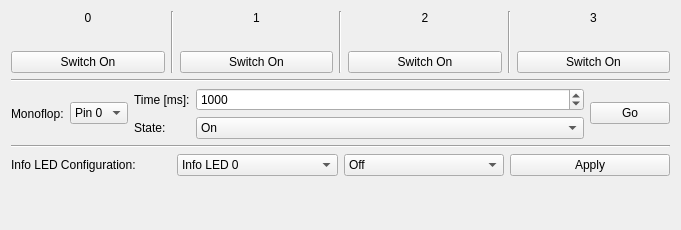
Tinkerforge/brickv, file src/brickv/plugin_system/plugins/industrial_quad_relay_v2/ui/industrial_quad_relay_v2.ui: the form before one commit.
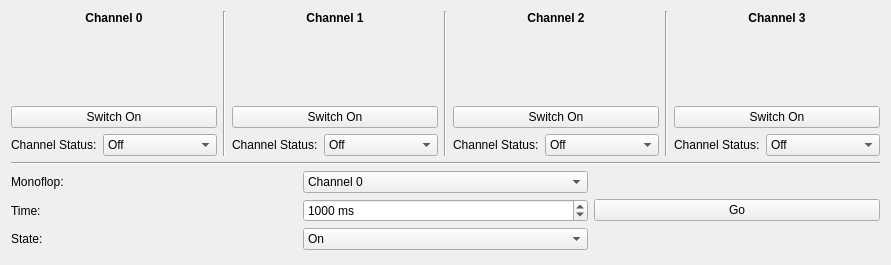
The form after the commit.

Commit message: industrial-quad-relay-v2: Fix channel status LED config UI

What changed in the file:
```diff
--- a/src/brickv/plugin_system/plugins/industrial_quad_relay_v2/ui/industrial_quad_relay_v2.ui
+++ b/src/brickv/plugin_system/plugins/industrial_quad_relay_v2/ui/industrial_quad_relay_v2.ui
@@ -6,8 +6,8 @@
    <rect>
     <x>0</x>
     <y>0</y>
-    <width>681</width>
-    <height>230</height>
+    <width>870</width>
+    <height>265</height>
    </rect>
   </property>
   <property name="windowTitle">
@@ -15,151 +15,369 @@
   </property>
   <layout class="QVBoxLayout" name="verticalLayout">
    <item>
-    <layout class="QHBoxLayout" name="horizontalLayout_4">
-     <item>
-      <layout class="QVBoxLayout" name="verticalLayout_13">
+    <layout class="QGridLayout" name="gridLayout_6">
+     <item row="2" column="0" colspan="2">
+      <widget class="QLabel" name="b0_icon">
+       <property name="text">
+        <string/>
+       </property>
+      </widget>
+     </item>
+     <item row="5" column="9">
+      <widget class="QLabel" name="label_4">
+       <property name="sizePolicy">
+        <sizepolicy hsizetype="Expanding" vsizetype="Preferred">
+         <horstretch>0</horstretch>
+         <verstretch>0</verstretch>
+        </sizepolicy>
+       </property>
+       <property name="text">
+        <string>Channel Status:</string>
+       </property>
+      </widget>
+     </item>
+     <item row="5" column="7">
+      <widget class="QComboBox" name="cbox_cs2_cfg">
+       <property name="sizePolicy">
+        <sizepolicy hsizetype="Expanding" vsizetype="Fixed">
+         <horstretch>0</horstretch>
+         <verstretch>0</verstretch>
+        </sizepolicy>
+       </property>
        <item>
-        <widget class="QLabel" name="b0_label">
-         <property name="text">
-          <string>0</string>
-         </property>
-         <property name="alignment">
-          <set>Qt::AlignCenter</set>
-         </property>
-        </widget>
+        <property name="text">
+         <string>Off</string>
+        </property>
        </item>
        <item>
-        <widget class="QLabel" name="b0_icon">
-         <property name="text">
-          <string/>
-         </property>
-         <property name="alignment">
-          <set>Qt::AlignCenter</set>
-         </property>
-        </widget>
+        <property name="text">
+         <string>On</string>
+        </property>
        </item>
        <item>
-        <widget class="QPushButton" name="b0">
-         <property name="text">
-          <string>Switch On</string>
-         </property>
-        </widget>
+        <property name="text">
+         <string>Heartbeat</string>
+        </property>
        </item>
-      </layout>
+       <item>
+        <property name="text">
+         <string>Channel Status</string>
+        </property>
+       </item>
+      </widget>
      </item>
-     <item>
-      <widget class="Line" name="line0a">
+     <item row="0" column="2" rowspan="6">
+      <widget class="Line" name="line_2">
        <property name="orientation">
         <enum>Qt::Vertical</enum>
        </property>
       </widget>
      </item>
-     <item>
-      <layout class="QVBoxLayout" name="verticalLayout_10">
+     <item row="0" column="0" colspan="2">
+      <widget class="QLabel" name="b0_label">
+       <property name="sizePolicy">
+        <sizepolicy hsizetype="Expanding" vsizetype="Preferred">
+         <horstretch>0</horstretch>
+         <verstretch>0</verstretch>
+        </sizepolicy>
+       </property>
+       <property name="text">
+        <string>&lt;html&gt;&lt;head/&gt;&lt;body&gt;&lt;p&gt;&lt;span style=&quot; font-weight:600;&quot;&gt;Channel 0&lt;/span&gt;&lt;/p&gt;&lt;/body&gt;&lt;/html&gt;</string>
+       </property>
+       <property name="alignment">
+        <set>Qt::AlignCenter</set>
+       </property>
+      </widget>
+     </item>
+     <item row="2" column="3" colspan="2">
+      <widget class="QLabel" name="b1_icon">
+       <property name="text">
+        <string/>
+       </property>
+      </widget>
+     </item>
+     <item row="4" column="9" colspan="2">
+      <widget class="QPushButton" name="b3">
+       <property name="sizePolicy">
+        <sizepolicy hsizetype="Expanding" vsizetype="Fixed">
+         <horstretch>0</horstretch>
+         <verstretch>0</verstretch>
+        </sizepolicy>
+       </property>
+       <property name="text">
+        <string>Switch On</string>
+       </property>
+      </widget>
+     </item>
+     <item row="4" column="0" colspan="2">
+      <widget class="QPushButton" name="b0">
+       <property name="sizePolicy">
+        <sizepolicy hsizetype="Expanding" vsizetype="Fixed">
+         <horstretch>0</horstretch>
+         <verstretch>0</verstretch>
+        </sizepolicy>
+       </property>
+       <property name="text">
+        <string>Switch On</string>
+       </property>
+      </widget>
+     </item>
+     <item row="4" column="3" colspan="2">
+      <widget class="QPushButton" name="b1">
+       <property name="sizePolicy">
+        <sizepolicy hsizetype="Expanding" vsizetype="Fixed">
+         <horstretch>0</horstretch>
+         <verstretch>0</verstretch>
+        </sizepolicy>
+       </property>
+       <property name="text">
+        <string>Switch On</string>
+       </property>
+      </widget>
+     </item>
+     <item row="5" column="4">
+      <widget class="QComboBox" name="cbox_cs1_cfg">
+       <property name="sizePolicy">
+        <sizepolicy hsizetype="Expanding" vsizetype="Fixed">
+         <horstretch>0</horstretch>
+         <verstretch>0</verstretch>
+        </sizepolicy>
+       </property>
        <item>
-        <widget class="QLabel" name="b1_label">
-         <property name="text">
-          <string>1</string>
-         </property>
-         <property name="alignment">
-          <set>Qt::AlignCenter</set>
-         </property>
-        </widget>
+        <property name="text">
+         <string>Off</string>
+        </property>
        </item>
        <item>
-        <widget class="QLabel" name="b1_icon">
-         <property name="text">
-          <string/>
-         </property>
-         <property name="alignment">
-          <set>Qt::AlignCenter</set>
-         </property>
-        </widget>
+        <property name="text">
+         <string>On</string>
+        </property>
        </item>
        <item>
-        <widget class="QPushButton" name="b1">
-         <property name="text">
-          <string>Switch On</string>
-         </property>
-        </widget>
+        <property name="text">
+         <string>Heartbeat</string>
+        </property>
        </item>
-      </layout>
+       <item>
+        <property name="text">
+         <string>Channel Status</string>
+        </property>
+       </item>
+      </widget>
      </item>
-     <item>
-      <widget class="Line" name="line0b">
+     <item row="0" column="9" colspan="2">
+      <widget class="QLabel" name="b3_label">
+       <property name="sizePolicy">
+        <sizepolicy hsizetype="Expanding" vsizetype="Preferred">
+         <horstretch>0</horstretch>
+         <verstretch>0</verstretch>
+        </sizepolicy>
+       </property>
+       <property name="text">
+        <string>&lt;html&gt;&lt;head/&gt;&lt;body&gt;&lt;p&gt;&lt;span style=&quot; font-weight:600;&quot;&gt;Channel 3&lt;/span&gt;&lt;/p&gt;&lt;/body&gt;&lt;/html&gt;</string>
+       </property>
+       <property name="alignment">
+        <set>Qt::AlignCenter</set>
+       </property>
+      </widget>
+     </item>
+     <item row="5" column="0">
+      <widget class="QLabel" name="label">
+       <property name="sizePolicy">
+        <sizepolicy hsizetype="Expanding" vsizetype="Preferred">
+         <horstretch>0</horstretch>
+         <verstretch>0</verstretch>
+        </sizepolicy>
+       </property>
+       <property name="text">
+        <string>Channel Status:</string>
+       </property>
+      </widget>
+     </item>
+     <item row="1" column="0">
+      <spacer name="verticalSpacer_2">
        <property name="orientation">
         <enum>Qt::Vertical</enum>
        </property>
+       <property name="sizeHint" stdset="0">
+        <size>
+         <width>20</width>
+         <height>40</height>
+        </size>
+       </property>
+      </spacer>
+     </item>
+     <item row="0" column="6" colspan="2">
+      <widget class="QLabel" name="b2_label">
+       <property name="sizePolicy">
+        <sizepolicy hsizetype="Expanding" vsizetype="Preferred">
+         <horstretch>0</horstretch>
+         <verstretch>0</verstretch>
+        </sizepolicy>
+       </property>
+       <property name="text">
+        <string>&lt;html&gt;&lt;head/&gt;&lt;body&gt;&lt;p&gt;&lt;span style=&quot; font-weight:600;&quot;&gt;Channel 2&lt;/span&gt;&lt;/p&gt;&lt;/body&gt;&lt;/html&gt;</string>
+       </property>
+       <property name="alignment">
+        <set>Qt::AlignCenter</set>
+       </property>
       </widget>
      </item>
-     <item>
-      <layout class="QVBoxLayout" name="verticalLayout_11">
+     <item row="4" column="6" colspan="2">
+      <widget class="QPushButton" name="b2">
+       <property name="sizePolicy">
+        <sizepolicy hsizetype="Expanding" vsizetype="Fixed">
+         <horstretch>0</horstretch>
+         <verstretch>0</verstretch>
+        </sizepolicy>
+       </property>
+       <property name="text">
+        <string>Switch On</string>
+       </property>
+      </widget>
+     </item>
+     <item row="0" column="5" rowspan="6">
+      <widget class="Line" name="line_3">
+       <property name="orientation">
+        <enum>Qt::Vertical</enum>
+       </property>
+      </widget>
+     </item>
+     <item row="0" column="8" rowspan="6">
+      <widget class="Line" name="line_4">
+       <property name="orientation">
+        <enum>Qt::Vertical</enum>
+       </property>
+      </widget>
+     </item>
+     <item row="5" column="1">
+      <widget class="QComboBox" name="cbox_cs0_cfg">
+       <property name="sizePolicy">
+        <sizepolicy hsizetype="Expanding" vsizetype="Fixed">
+         <horstretch>0</horstretch>
+         <verstretch>0</verstretch>
+        </sizepolicy>
+       </property>
        <item>
-        <widget class="QLabel" name="b2_label">
-         <property name="text">
-          <string>2</string>
-         </property>
-         <property name="alignment">
-          <set>Qt::AlignCenter</set>
-         </property>
-        </widget>
+        <property name="text">
+         <string>Off</string>
+        </property>
        </item>
        <item>
-        <widget class="QLabel" name="b2_icon">
-         <property name="text">
-          <string/>
-         </property>
-         <property name="alignment">
-          <set>Qt::AlignCenter</set>
-         </property>
-        </widget>
+        <property name="text">
+         <string>On</string>
+        </property>
        </item>
        <item>
-        <widget class="QPushButton" name="b2">
-         <property name="text">
-          <string>Switch On</string>
-         </property>
-        </widget>
+        <property name="text">
+         <string>Heartbeat</string>
+        </property>
        </item>
-      </layout>
+       <item>
+        <property name="text">
+         <string>Channel Status</string>
+        </property>
+       </item>
+      </widget>
      </item>
-     <item>
-      <widget class="Line" name="line0c">
-       <property name="orientation">
-        <enum>Qt::Vertical</enum>
+     <item row="0" column="3" colspan="2">
+      <widget class="QLabel" name="b1_label">
+       <property name="sizePolicy">
+        <sizepolicy hsizetype="Expanding" vsizetype="Preferred">
+         <horstretch>0</horstretch>
+         <verstretch>0</verstretch>
+        </sizepolicy>
        </property>
+       <property name="text">
+        <string>&lt;html&gt;&lt;head/&gt;&lt;body&gt;&lt;p&gt;&lt;span style=&quot; font-weight:600;&quot;&gt;Channel 1&lt;/span&gt;&lt;/p&gt;&lt;/body&gt;&lt;/html&gt;</string>
+       </property>
+       <property name="alignment">
+        <set>Qt::AlignCenter</set>
+       </property>
       </widget>
      </item>
-     <item>
-      <layout class="QVBoxLayout" name="verticalLayout_12">
+     <item row="2" column="9" colspan="2">
+      <widget class="QLabel" name="b3_icon">
+       <property name="text">
+        <string/>
+       </property>
+      </widget>
+     </item>
+     <item row="5" column="6">
+      <widget class="QLabel" name="label_3">
+       <property name="sizePolicy">
+        <sizepolicy hsizetype="Expanding" vsizetype="Preferred">
+         <horstretch>0</horstretch>
+         <verstretch>0</verstretch>
+        </sizepolicy>
+       </property>
+       <property name="text">
+        <string>Channel Status:</string>
+       </property>
+      </widget>
+     </item>
+     <item row="5" column="3">
+      <widget class="QLabel" name="label_2">
+       <property name="sizePolicy">
+        <sizepolicy hsizetype="Expanding" vsizetype="Preferred">
+         <horstretch>0</horstretch>
+         <verstretch>0</verstretch>
+        </sizepolicy>
+       </property>
+       <property name="text">
+        <string>Channel Status:</string>
+       </property>
+      </widget>
+     </item>
+     <item row="2" column="6" colspan="2">
+      <widget class="QLabel" name="b2_icon">
+       <property name="text">
+        <string/>
+       </property>
+      </widget>
+     </item>
+     <item row="5" column="10">
+      <widget class="QComboBox" name="cbox_cs3_cfg">
+       <property name="sizePolicy">
+        <sizepolicy hsizetype="Expanding" vsizetype="Fixed">
+         <horstretch>0</horstretch>
+         <verstretch>0</verstretch>
+        </sizepolicy>
+       </property>
        <item>
-        <widget class="QLabel" name="b3_label">
-         <property name="text">
-          <string>3</string>
-         </property>
-         <property name="alignment">
-          <set>Qt::AlignCenter</set>
-         </property>
-        </widget>
+        <property name="text">
+         <string>Off</string>
+        </property>
        </item>
        <item>
-        <widget class="QLabel" name="b3_icon">
-         <property name="text">
-          <string/>
-         </property>
-         <property name="alignment">
-          <set>Qt::AlignCenter</set>
-         </property>
-        </widget>
+        <property name="text">
+         <string>On</string>
+        </property>
        </item>
        <item>
-        <widget class="QPushButton" name="b3">
-         <property name="text">
-          <string>Switch On</string>
-         </property>
-        </widget>
+        <property name="text">
+         <string>Heartbeat</string>
+        </property>
        </item>
-      </layout>
+       <item>
+        <property name="text">
+         <string>Channel Status</string>
+        </property>
+       </item>
+      </widget>
+     </item>
+     <item row="3" column="0">
+      <spacer name="verticalSpacer_6">
+       <property name="orientation">
+        <enum>Qt::Vertical</enum>
+       </property>
+       <property name="sizeHint" stdset="0">
+        <size>
+         <width>20</width>
+         <height>40</height>
+        </size>
+       </property>
+      </spacer>
      </item>
     </layout>
    </item>
@@ -171,11 +389,82 @@
     </widget>
    </item>
    <item>
-    <layout class="QHBoxLayout" name="horizontalLayout_3" stretch="0,0,0,1,0">
-     <item>
+    <layout class="QGridLayout" name="gridLayout_5">
+     <item row="2" column="1">
+      <widget class="QComboBox" name="monoflop_state">
+       <property name="sizePolicy">
+        <sizepolicy hsizetype="Expanding" vsizetype="Fixed">
+         <horstretch>0</horstretch>
+         <verstretch>0</verstretch>
+        </sizepolicy>
+       </property>
+       <item>
+        <property name="text">
+         <string>On</string>
+        </property>
+       </item>
+       <item>
+        <property name="text">
+         <string>Off</string>
+        </property>
+       </item>
+      </widget>
+     </item>
+     <item row="2" column="0">
+      <widget class="QLabel" name="label_6">
+       <property name="sizePolicy">
+        <sizepolicy hsizetype="Expanding" vsizetype="Preferred">
+         <horstretch>0</horstretch>
+         <verstretch>0</verstretch>
+        </sizepolicy>
+       </property>
+       <property name="text">
+        <string>State:</string>
+       </property>
+      </widget>
+     </item>
+     <item row="1" column="0">
+      <widget class="QLabel" name="monoflop_label2">
+       <property name="sizePolicy">
+        <sizepolicy hsizetype="Expanding" vsizetype="Preferred">
+         <horstretch>0</horstretch>
+         <verstretch>0</verstretch>
+        </sizepolicy>
+       </property>
+       <property name="text">
+        <string>Time:</string>
+       </property>
+      </widget>
+     </item>
+     <item row="1" column="1">
+      <widget class="QSpinBox" name="monoflop_time">
+       <property name="sizePolicy">
+        <sizepolicy hsizetype="Expanding" vsizetype="Fixed">
+         <horstretch>0</horstretch>
+         <verstretch>0</verstretch>
+        </sizepolicy>
+       </property>
+       <property name="suffix">
+        <string> ms</string>
+       </property>
+       <property name="prefix">
+        <string/>
+       </property>
+       <property name="minimum">
+        <number>1</number>
+       </property>
+       <property name="maximum">
+        <number>2147483647</number>
+       </property>
+       <property name="value">
+        <number>1000</number>
+       </property>
+      </widget>
+     </item>
+     <item row="0" column="0">
       <widget class="QLabel" name="monoflop_label1">
        <property name="sizePolicy">
-        <sizepolicy hsizetype="Fixed" vsizetype="Preferred">
+        <sizepolicy hsizetype="Expanding" vsizetype="Preferred">
          <horstretch>0</horstretch>
          <verstretch>0</verstretch>
         </sizepolicy>
@@ -185,14 +474,20 @@
        </property>
       </widget>
      </item>
-     <item>
+     <item row="0" column="1">
       <widget class="QComboBox" name="monoflop_pin">
+       <property name="sizePolicy">
+        <sizepolicy hsizetype="Expanding" vsizetype="Fixed">
+         <horstretch>0</horstretch>
+         <verstretch>0</verstretch>
+        </sizepolicy>
+       </property>
        <property name="sizeAdjustPolicy">
         <enum>QComboBox::AdjustToContents</enum>
        </property>
        <item>
         <property name="text">
-         <string>Pin 0</string>
+         <string>Channel 0</string>
         </property>
        </item>
        <item>
@@ -212,57 +507,14 @@
        </item>
       </widget>
      </item>
-     <item>
-      <layout class="QVBoxLayout" name="verticalLayout_23">
-       <item>
-        <widget class="QLabel" name="monoflop_label2">
-         <property name="text">
-          <string>Time [ms]:</string>
-         </property>
-        </widget>
-       </item>
-       <item>
-        <widget class="QLabel" name="label_6">
-         <property name="text">
-          <string>State:</string>
-         </property>
-        </widget>
-       </item>
-      </layout>
-     </item>
-     <item>
-      <layout class="QVBoxLayout" name="verticalLayout_22">
-       <item>
-        <widget class="QSpinBox" name="monoflop_time">
-         <property name="minimum">
-          <number>1</number>
-         </property>
-         <property name="maximum">
-          <number>2147483647</number>
-         </property>
-         <property name="value">
-          <number>1000</number>
-         </property>
-        </widget>
-       </item>
-       <item>
-        <widget class="QComboBox" name="monoflop_state">
-         <item>
-          <property name="text">
-           <string>On</string>
-          </property>
-         </item>
-         <item>
-          <property name="text">
-           <string>Off</string>
-          </property>
-         </item>
-        </widget>
-       </item>
-      </layout>
-     </item>
-     <item>
+     <item row="1" column="2">
       <widget class="QPushButton" name="monoflop_go">
+       <property name="sizePolicy">
+        <sizepolicy hsizetype="Expanding" vsizetype="Fixed">
+         <horstretch>0</horstretch>
+         <verstretch>0</verstretch>
+        </sizepolicy>
+       </property>
        <property name="text">
         <string>Go</string>
        </property>
@@ -271,90 +523,14 @@
     </layout>
    </item>
    <item>
-    <widget class="Line" name="line_2">
-     <property name="orientation">
-      <enum>Qt::Horizontal</enum>
-     </property>
-    </widget>
-   </item>
-   <item>
-    <layout class="QHBoxLayout" name="horizontalLayout">
-     <property name="bottomMargin">
-      <number>0</number>
-     </property>
-     <item>
-      <widget class="QLabel" name="label">
-       <property name="text">
-        <string>Info LED Configuration:</string>
-       </property>
-      </widget>
-     </item>
-     <item>
-      <widget class="QComboBox" name="cbox_ilc_l">
-       <item>
-        <property name="text">
-         <string>Info LED 0</string>
-        </property>
-       </item>
-       <item>
-        <property name="text">
-         <string>Info LED 1</string>
-        </property>
-       </item>
-       <item>
-        <property name="text">
-         <string>Info LED 2</string>
-        </property>
-       </item>
-       <item>
-        <property name="text">
-         <string>Info LED 3</string>
-        </property>
-       </item>
-      </widget>
-     </item>
-     <item>
-      <widget class="QComboBox" name="cbox_ilc_c">
-       <item>
-        <property name="text">
-         <string>Off</string>
-        </property>
-       </item>
-       <item>
-        <property name="text">
-         <string>On</string>
-        </property>
-       </item>
-       <item>
-        <property name="text">
-         <string>Heartbeat</string>
-        </property>
-       </item>
-       <item>
-        <property name="text">
-         <string>Channel Status</string>
-        </property>
-       </item>
-      </widget>
-     </item>
-     <item>
-      <widget class="QPushButton" name="btn_ilc_apply">
-       <property name="text">
-        <string>Apply</string>
-       </property>
-      </widget>
-     </item>
-    </layout>
-   </item>
-   <item>
-    <spacer name="verticalSpacer_2">
+    <spacer name="verticalSpacer">
      <property name="orientation">
       <enum>Qt::Vertical</enum>
      </property>
      <property name="sizeHint" stdset="0">
       <size>
-       <width>0</width>
-       <height>0</height>
+       <width>20</width>
+       <height>40</height>
       </size>
      </property>
     </spacer>
```
Left out of the diff: 6 changed lines with no effect on the pictures. The commit also changes 1 other file.
